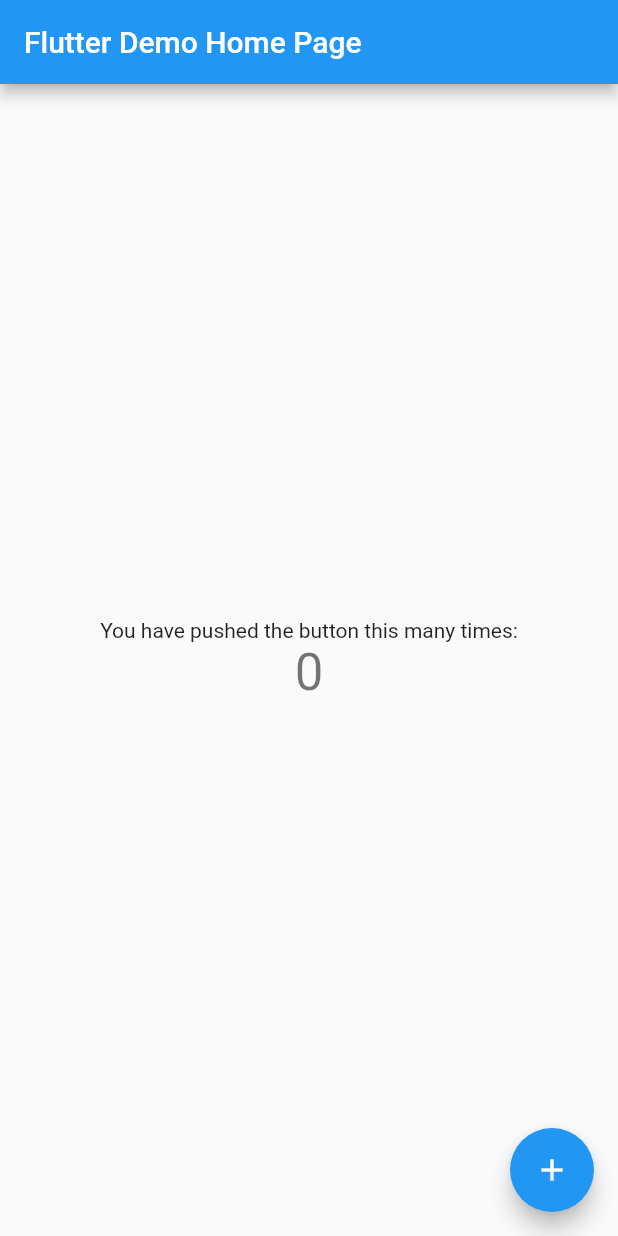
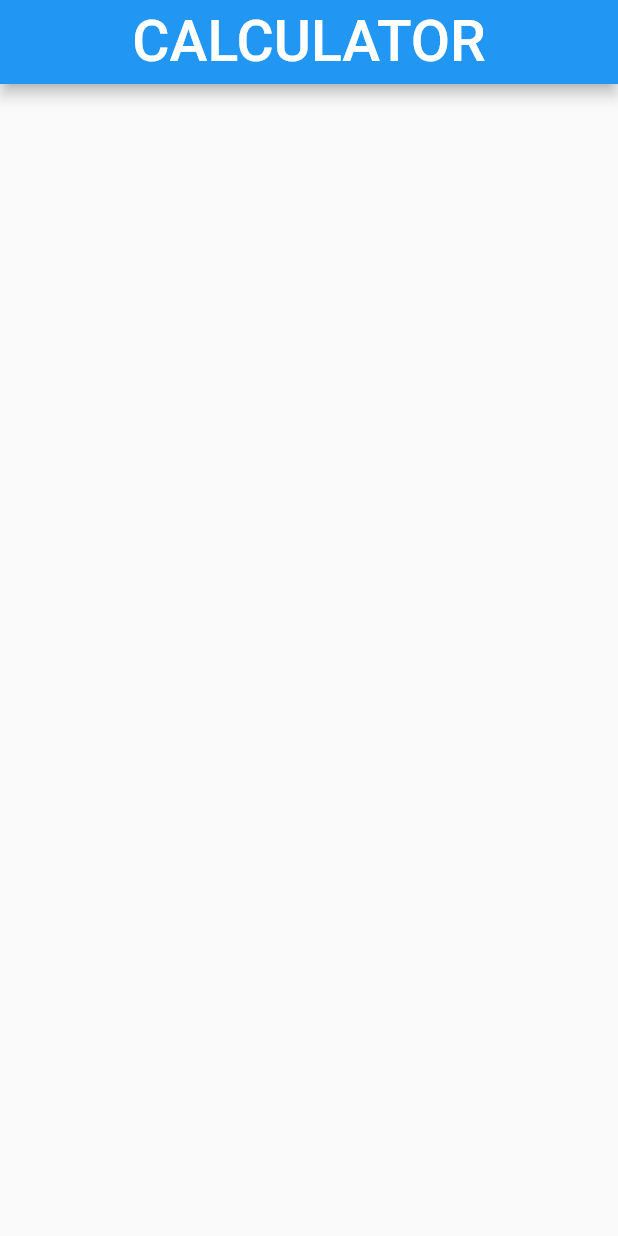
Before and after one commit to dev-rahim/calculator_app, a Flutter app: the screen it shows after launch, on a phone screen of 412 x 824 dp. Run offline on Flutter 3.47's test engine with Material 2 defaults, Android fonts, the phone set to English and light mode, and no system bars.

Commit message:
app bar tex added

```diff
--- a/lib/main.dart
+++ b/lib/main.dart
@@ -1,115 +1,27 @@
+import 'package:flutter/cupertino.dart';
 import 'package:flutter/material.dart';
 
-void main() {
-  runApp(const MyApp());
+void main(List<String> args) {
+  return runApp(Calculator());
 }
 
-class MyApp extends StatelessWidget {
-  const MyApp({Key? key}) : super(key: key);
+class Calculator extends StatelessWidget {
+  const Calculator({Key? key}) : super(key: key);
 
-  // This widget is the root of your application.
   @override
   Widget build(BuildContext context) {
     return MaterialApp(
-      title: 'Flutter Demo',
-      theme: ThemeData(
-        // This is the theme of your application.
-        //
-        // Try running your application with "flutter run". You'll see the
-        // application has a blue toolbar. Then, without quitting the app, try
-        // changing the primarySwatch below to Colors.green and then invoke
-        // "hot reload" (press "r" in the console where you ran "flutter run",
-        // or simply save your changes to "hot reload" in a Flutter IDE).
-        // Notice that the counter didn't reset back to zero; the application
-        // is not restarted.
-        primarySwatch: Colors.blue,
+      home: Scaffold(
+        appBar: AppBar(
+          centerTitle: true,
+          title: Text(
+            'CALCULATOR',
+            style: TextStyle(
+              fontSize: 38.0,
+            ),
+          ),
+        ),
       ),
-      home: const MyHomePage(title: 'Flutter Demo Home Page'),
     );
   }
 }
-
-class MyHomePage extends StatefulWidget {
-  const MyHomePage({Key? key, required this.title}) : super(key: key);
-
-  // This widget is the home page of your application. It is stateful, meaning
-  // that it has a State object (defined below) that contains fields that affect
-  // how it looks.
-
-  // This class is the configuration for the state. It holds the values (in this
-  // case the title) provided by the parent (in this case the App widget) and
-  // used by the build method of the State. Fields in a Widget subclass are
-  // always marked "final".
-
-  final String title;
-
-  @override
-  State<MyHomePage> createState() => _MyHomePageState();
-}
-
-class _MyHomePageState extends State<MyHomePage> {
-  int _counter = 0;
-
-  void _incrementCounter() {
-    setState(() {
-      // This call to setState tells the Flutter framework that something has
-      // changed in this State, which causes it to rerun the build method below
-      // so that the display can reflect the updated values. If we changed
-      // _counter without calling setState(), then the build method would not be
-      // called again, and so nothing would appear to happen.
-      _counter++;
-    });
-  }
-
-  @override
-  Widget build(BuildContext context) {
-    // This method is rerun every time setState is called, for instance as done
-    // by the _incrementCounter method above.
-    //
-    // The Flutter framework has been optimized to make rerunning build methods
-    // fast, so that you can just rebuild anything that needs updating rather
-    // than having to individually change instances of widgets.
-    return Scaffold(
-      appBar: AppBar(
-        // Here we take the value from the MyHomePage object that was created by
-        // the App.build method, and use it to set our appbar title.
-        title: Text(widget.title),
-      ),
-      body: Center(
-        // Center is a layout widget. It takes a single child and positions it
-        // in the middle of the parent.
-        child: Column(
-          // Column is also a layout widget. It takes a list of children and
-          // arranges them vertically. By default, it sizes itself to fit its
-          // children horizontally, and tries to be as tall as its parent.
-          //
-          // Invoke "debug painting" (press "p" in the console, choose the
-          // "Toggle Debug Paint" action from the Flutter Inspector in Android
-          // Studio, or the "Toggle Debug Paint" command in Visual Studio Code)
-          // to see the wireframe for each widget.
-          //
-          // Column has various properties to control how it sizes itself and
-          // how it positions its children. Here we use mainAxisAlignment to
-          // center the children vertically; the main axis here is the vertical
-          // axis because Columns are vertical (the cross axis would be
-          // horizontal).
-          mainAxisAlignment: MainAxisAlignment.center,
-          children: <Widget>[
-            const Text(
-              'You have pushed the button this many times:',
-            ),
-            Text(
-              '$_counter',
-              style: Theme.of(context).textTheme.headline4,
-            ),
-          ],
-        ),
-      ),
-      floatingActionButton: FloatingActionButton(
-        onPressed: _incrementCounter,
-        tooltip: 'Increment',
-        child: const Icon(Icons.add),
-      ), // This trailing comma makes auto-formatting nicer for build methods.
-    );
-  }
-}
```
